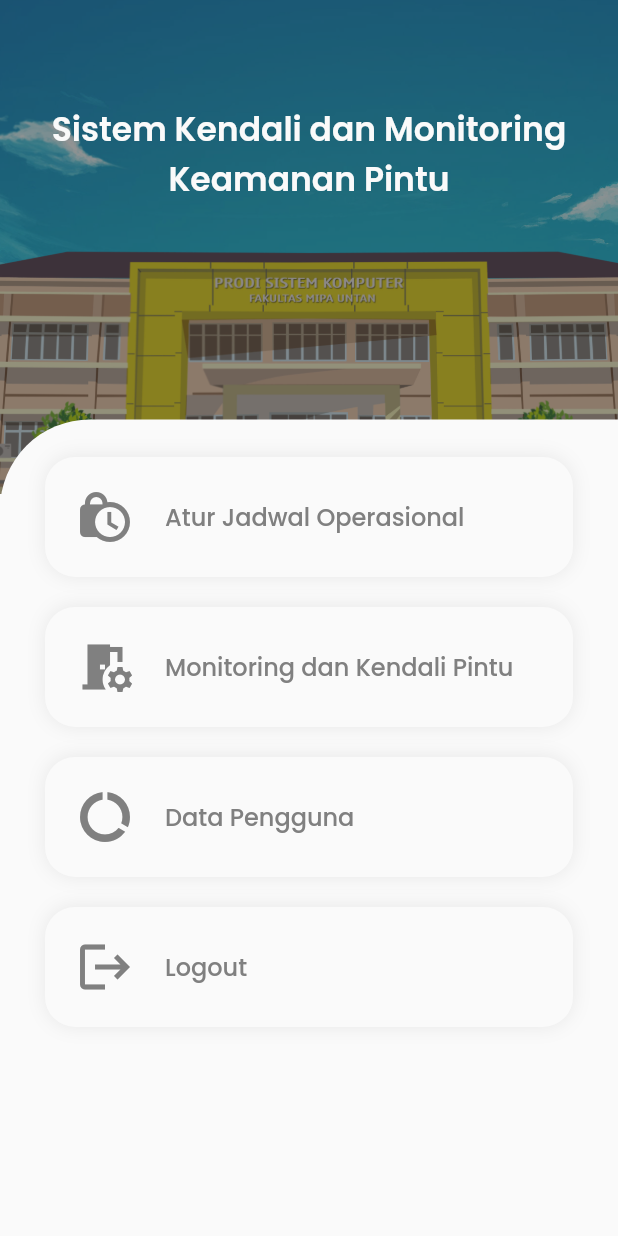
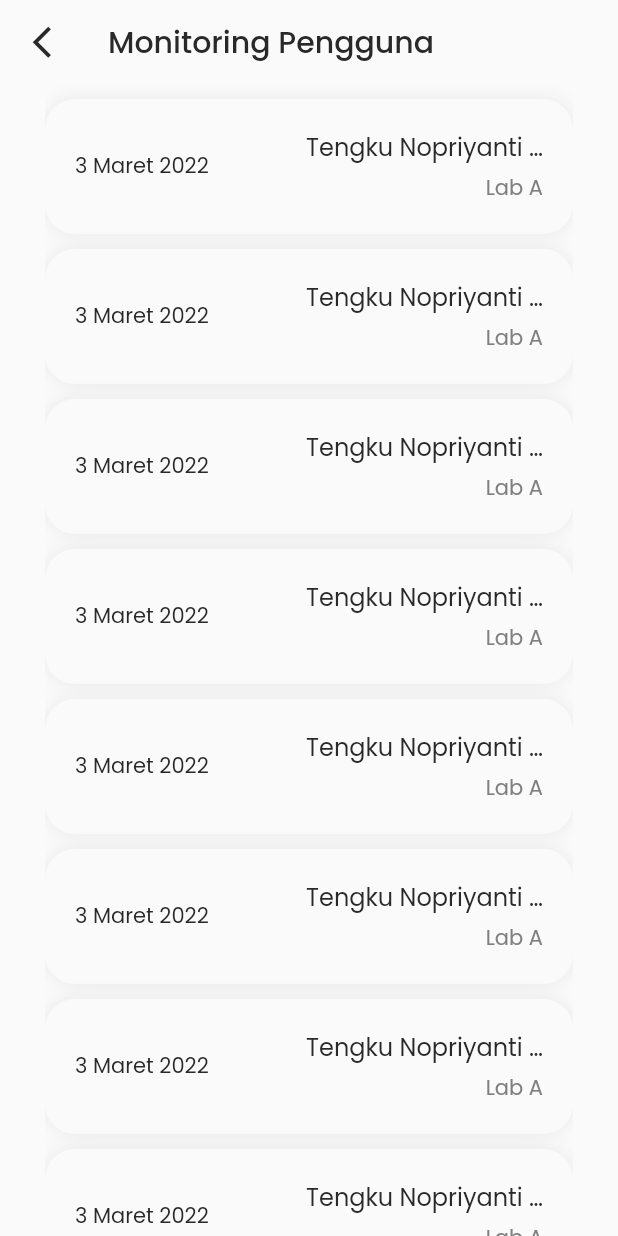
Before and after one commit to unknownunnamed/siskom-door, a Flutter app: the Home screen opened directly, after a tap on "Monitoring dan Kendali Pintu", on a phone screen of 412 x 824 dp. Run offline on Flutter 3.47's test engine with Material 2 defaults, Android fonts, the phone set to English and light mode, and no system bars.

Commit message:
add monitoring page

```diff
--- a/lib/ui/screens/home.dart
+++ b/lib/ui/screens/home.dart
@@ -1,6 +1,8 @@
 import 'package:flutter/material.dart';
 import 'package:sisdoor/config/custom_color.dart';
 import 'package:sisdoor/ui/screens/login.dart';
+import 'package:sisdoor/ui/screens/monitoring.dart';
+import 'package:sisdoor/ui/screens/pengguna.dart';
 import 'package:sisdoor/ui/screens/schedule.dart';
 
 class Home extends StatelessWidget {
@@ -17,8 +19,16 @@ class Home extends StatelessWidget {
               context, MaterialPageRoute(builder: (context) => Schedule()));
         }
       ],
-      [Icons.room_preferences, "Monitoring dan Kendali Pintu", () {}],
-      [Icons.data_usage, "Data Pengguna", () {}],
+      [
+        Icons.room_preferences,
+        "Monitoring dan Kendali Pintu",
+        () {
+          Navigator.push(
+              context, MaterialPageRoute(builder: (context) => Monitoring()));
+        }
+      ],
+      [Icons.data_usage, "Data Pengguna", () {Navigator.push(
+              context, MaterialPageRoute(builder: (context) => Pengguna())); }],
       [
         Icons.logout,
         "Logout",
--- /dev/null
+++ b/lib/ui/screens/monitoring.dart
@@ -0,0 +1,29 @@
+import 'package:flutter/material.dart';
+import 'package:sisdoor/config/custom_color.dart';
+import 'package:sisdoor/ui/widgets/custom_appbar.dart';
+import 'package:sisdoor/ui/widgets/custom_monitoring_card.dart';
+
+class Monitoring extends StatelessWidget {
+  const Monitoring({Key? key}) : super(key: key);
+
+  @override
+  Widget build(BuildContext context) {
+    return Scaffold(
+        backgroundColor: CustomColor.neutralWhite,
+        appBar: customAppbar(context, "Monitoring Pengguna"),
+        body: Container(
+            padding: EdgeInsets.symmetric(horizontal: 30),
+            width: MediaQuery.of(context).size.width,
+            height: MediaQuery.of(context).size.height,
+            child: ListView(
+              padding: EdgeInsets.fromLTRB(0, 10, 0, 10),
+              children: [1, 2, 3, 4, 5, 6, 7, 8, 9]
+                  .map((e) => CustomMonitoringCard(
+                        date: "3 Maret 2022",
+                        name: "Tengku Nopriyanti Murti",
+                        ruangan: "Lab A",
+                      ))
+                  .toList(),
+            )));
+  }
+}
--- /dev/null
+++ b/lib/ui/screens/pengguna.dart
@@ -0,0 +1,19 @@
+import 'package:flutter/material.dart';
+import 'package:sisdoor/config/custom_color.dart';
+import 'package:sisdoor/ui/widgets/custom_appbar.dart';
+
+class Pengguna extends StatelessWidget {
+  const Pengguna({Key? key}) : super(key: key);
+
+  @override
+  Widget build(BuildContext context) {
+    return Scaffold(
+        backgroundColor: CustomColor.neutralWhite,
+        appBar: customAppbar(context, "Data Pengguna"),
+        body: Container(
+            padding: EdgeInsets.symmetric(horizontal: 30),
+            width: MediaQuery.of(context).size.width,
+            height: MediaQuery.of(context).size.height,
+            child: ListView()));
+  }
+}
--- a/lib/ui/screens/schedule.dart
+++ b/lib/ui/screens/schedule.dart
@@ -1,5 +1,6 @@
 import 'package:flutter/material.dart';
 import 'package:sisdoor/config/custom_color.dart';
+import 'package:sisdoor/ui/widgets/custom_appbar.dart';
 
 class Schedule extends StatefulWidget {
   const Schedule({Key? key}) : super(key: key);
@@ -10,11 +11,11 @@ class Schedule extends StatefulWidget {
 
 class _ScheduleState extends State<Schedule> {
   List<String> hour = [
-    for (var i = 1; i <= 24; i += 1) i < 10 ? '0$i' : i.toString()
+    for (var i = 0; i <= 23; i += 1) i < 10 ? '0$i' : i.toString()
   ];
 
   List<String> minutes = [
-    for (var i = 1; i < 60; i += 1) i < 10 ? '0$i' : i.toString()
+    for (var i = 0; i < 60; i += 1) i < 10 ? '0$i' : i.toString()
   ];
 
   List<String> listRuangan = ["Lab A", "Lab B", "Lab Workshop"];
@@ -25,24 +26,7 @@ class _ScheduleState extends State<Schedule> {
   Widget build(BuildContext context) {
     return Scaffold(
       backgroundColor: CustomColor.neutralWhite,
-      appBar: AppBar(
-        backgroundColor: CustomColor.neutralWhite,
-        elevation: 0,
-        leading: GestureDetector(
-          onTap: () {
-            Navigator.pop(context);
-          },
-          child: Icon(
-            Icons.arrow_back_ios_new,
-            size: 25,
-            color: CustomColor.neutralBlack,
-          ),
-        ),
-        title: Text(
-          "Atur Jadwal Operasional",
-          style: TextStyle(color: CustomColor.neutralBlack),
-        ),
-      ),
+      appBar: customAppbar(context, "Atur Jadwal Operasional"),
       body: Container(
         padding: EdgeInsets.symmetric(horizontal: 30),
         width: MediaQuery.of(context).size.width,
--- /dev/null
+++ b/lib/ui/widgets/custom_appbar.dart
@@ -0,0 +1,23 @@
+import 'package:flutter/material.dart';
+import 'package:sisdoor/config/custom_color.dart';
+
+AppBar customAppbar(BuildContext context, String title) {
+  return AppBar(
+    backgroundColor: CustomColor.neutralWhite,
+    elevation: 0,
+    leading: GestureDetector(
+      onTap: () {
+        Navigator.pop(context);
+      },
+      child: Icon(
+        Icons.arrow_back_ios_new,
+        size: 25,
+        color: CustomColor.neutralBlack,
+      ),
+    ),
+    title: Text(
+      title,
+      style: TextStyle(color: CustomColor.neutralBlack),
+    ),
+  );
+}
--- /dev/null
+++ b/lib/ui/widgets/custom_monitoring_card.dart
@@ -0,0 +1,64 @@
+import 'package:flutter/material.dart';
+import 'package:sisdoor/config/custom_color.dart';
+
+class CustomMonitoringCard extends StatelessWidget {
+  final String date, name, ruangan;
+  const CustomMonitoringCard(
+      {Key? key, required this.date, required this.name, required this.ruangan})
+      : super(key: key);
+
+  @override
+  Widget build(BuildContext context) {
+    return Container(
+      padding: EdgeInsets.symmetric(horizontal: 20, vertical: 20),
+      margin: EdgeInsets.only(bottom: 10),
+      width: MediaQuery.of(context).size.width,
+      decoration: BoxDecoration(
+          color: CustomColor.neutralWhite,
+          borderRadius: BorderRadius.all(Radius.circular(20)),
+          boxShadow: [
+            BoxShadow(
+              color: CustomColor.neutralGray.withOpacity(0.15),
+              spreadRadius: 0,
+              blurRadius: 10,
+              offset: Offset(0, 0),
+            ),
+          ]),
+      child: Row(
+        mainAxisAlignment: MainAxisAlignment.spaceBetween,
+        crossAxisAlignment: CrossAxisAlignment.center,
+        children: [
+          Text(date,
+              style: TextStyle(
+                  color: CustomColor.neutralBlack,
+                  fontSize: 14,
+                  fontWeight: FontWeight.w400)),
+          Column(
+            mainAxisAlignment: MainAxisAlignment.center,
+            crossAxisAlignment: CrossAxisAlignment.end,
+            children: [
+              SizedBox(
+                width: MediaQuery.of(context).size.width / 2.5,
+                child: Text(name,
+                    textAlign: TextAlign.end,
+                    overflow: TextOverflow.ellipsis,
+                    style: TextStyle(
+                        color: CustomColor.neutralBlack,
+                        fontSize: 16,
+                        fontWeight: FontWeight.w400)),
+              ),
+              SizedBox(
+                height: 5,
+              ),
+              Text(ruangan,
+                  style: TextStyle(
+                      color: CustomColor.neutralGray,
+                      fontSize: 14,
+                      fontWeight: FontWeight.w400)),
+            ],
+          )
+        ],
+      ),
+    );
+  }
+}
```
